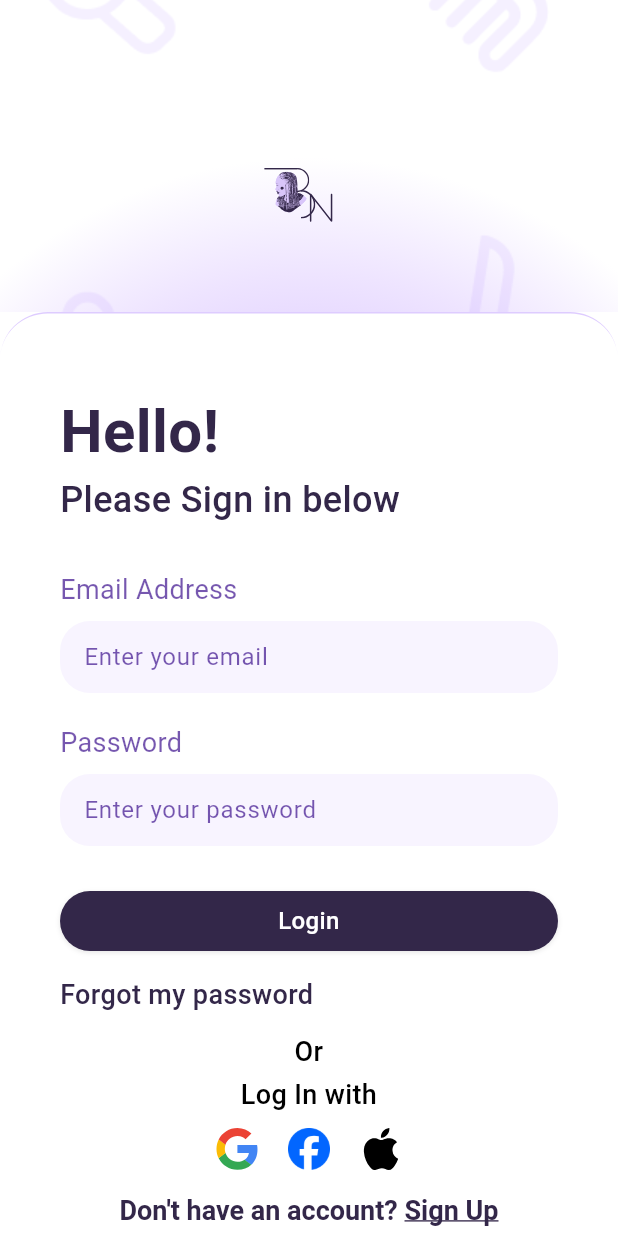
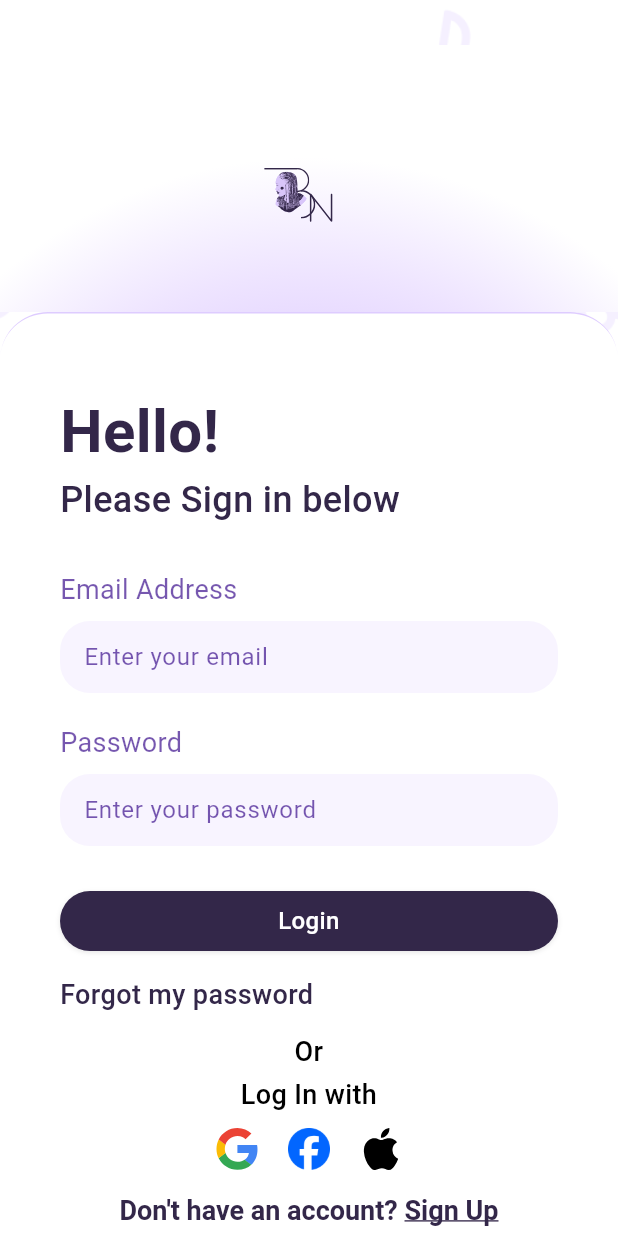
Before and after one commit to lulumuts/BN-Widget-Library, a Flutter app: the LoginScreenRefactored screen opened directly, on a phone screen of 412 x 824 dp. Run offline on Flutter 3.47's test engine with Material 3 defaults, Android fonts, the phone set to English and light mode, and no system bars; our stand-ins replace flutter_svg, google_fonts; missing offline and left inert: widgetbook, widgetbook_annotation.

Commit message:
fix: Correct asset paths and layout for deployment

```diff
--- a/lib/screens/login_screen_refactored.dart
+++ b/lib/screens/login_screen_refactored.dart
@@ -35,7 +35,10 @@ class _LoginScreenRefactoredState extends State<LoginScreenRefactored> {
             fit: StackFit.expand,
             children: [
               // LAYER 1: The Fixed Background. This is the correct place for it.
-              // It will fill the entire screen and will not scroll.
+              Image.asset(
+                "assets/images/icon-background.png",
+                fit: BoxFit.cover,
+              ),
 
               // LAYER 2: The Scrollable Content. This sits on top of the background.
               SingleChildScrollView(
@@ -68,13 +71,6 @@ class _LoginScreenRefactoredState extends State<LoginScreenRefactored> {
                               ),
                             ),
                             // The logo sits on top of the gradient.
-                            Positioned.fill(
-                              child: Image.asset(
-                                "assets/images/icon-background.png",
-                                fit: BoxFit.none,
-                                height: constraints.maxHeight * 0.01,
-                              ),
-                            ),
                             Positioned(
                               top: 103.95,
                               child: SvgPicture.asset(
```
